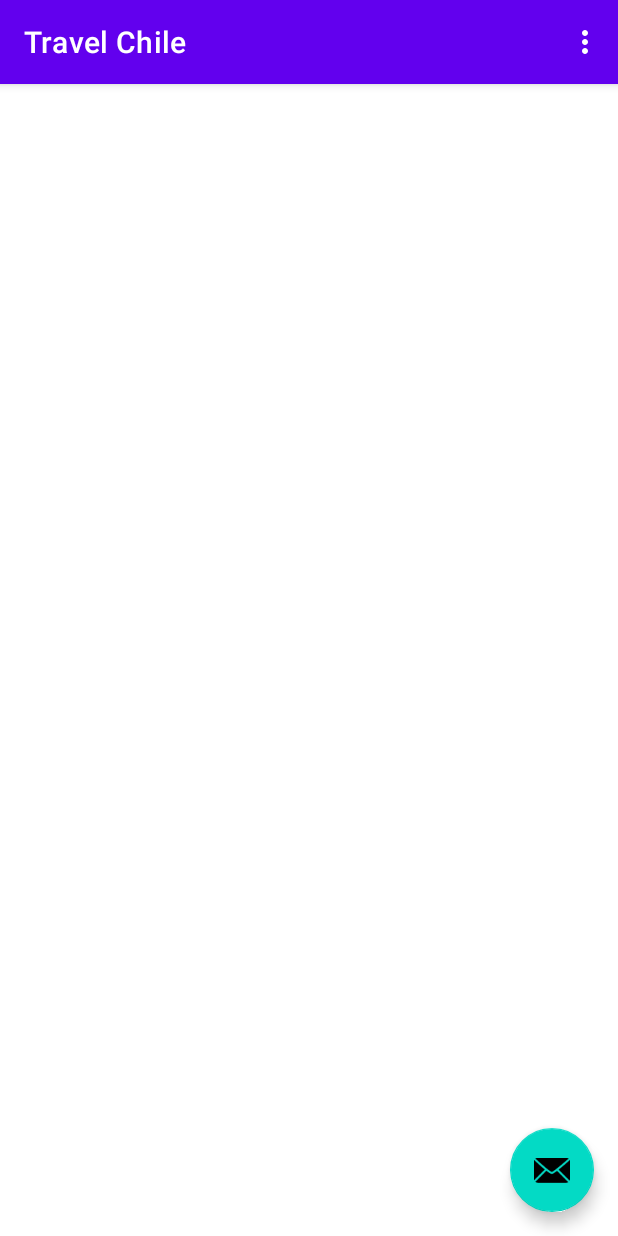
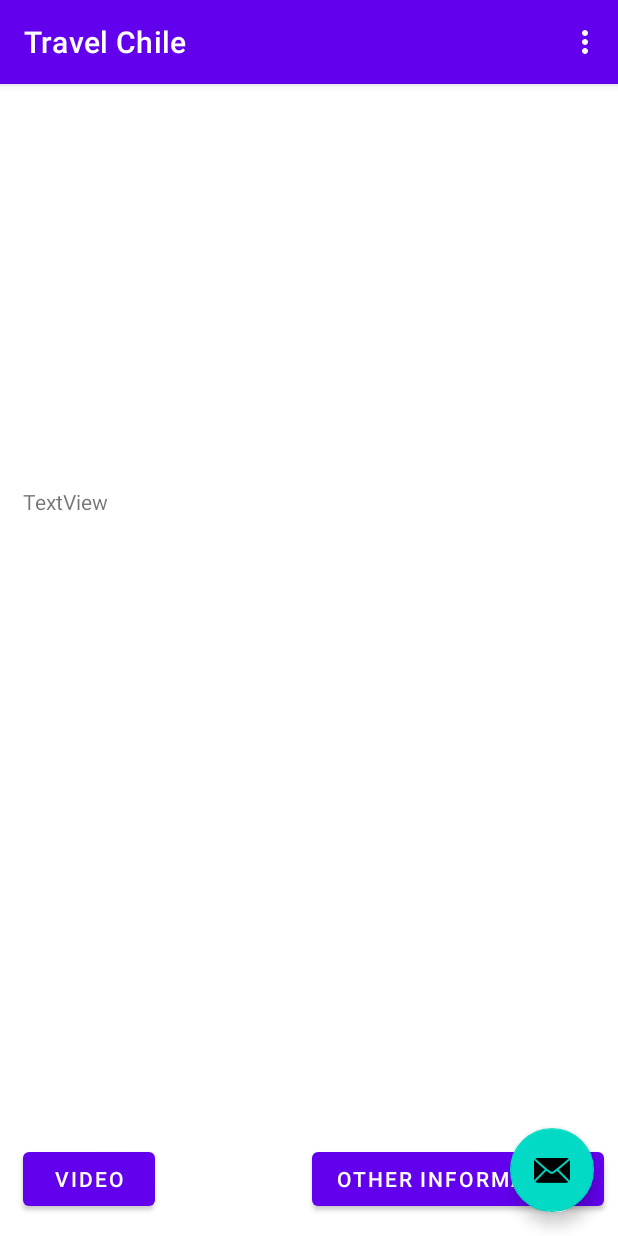
Before and after one commit to Alpccl/TurismoChile, an Android app: the SecondFragment screen opened through its navigation route, on a phone screen of 412 x 824 dp. Run offline under Robolectric (Android 15) with nearby library versions, the phone set to English and light mode, and no system bars; our stand-ins replace Room's generated code; pictures from the network do not load.

Commit message:
Actualizacion de Elementos para App

```diff
--- a/app/src/main/AndroidManifest.xml
+++ b/app/src/main/AndroidManifest.xml
@@ -1,6 +1,10 @@
 <?xml version="1.0" encoding="utf-8"?>
 <manifest xmlns:android="http://schemas.android.com/apk/res/android"
     package="com.example.turismochile">
+
+    <uses-permission android:name="android.permission.INTERNET" />
+
+
 
     <application
         android:allowBackup="true"
--- a/app/src/main/java/com/example/turismochile/FirstFragment.kt
+++ b/app/src/main/java/com/example/turismochile/FirstFragment.kt
@@ -1,34 +1,57 @@
 package com.example.turismochile
 
 import android.os.Bundle
+import android.util.Log
 import androidx.fragment.app.Fragment
 import android.view.LayoutInflater
 import android.view.View
 import android.view.ViewGroup
 import android.widget.Button
+import android.widget.GridLayout
+import androidx.constraintlayout.widget.ConstraintLayout
+import androidx.fragment.app.activityViewModels
+import androidx.lifecycle.Observer
 import androidx.navigation.fragment.findNavController
+import androidx.recyclerview.widget.DividerItemDecoration
+import androidx.recyclerview.widget.GridLayoutManager
 import com.example.turismochile.databinding.FragmentFirstBinding
+import com.example.turismochile.model.adapter.RegionAdapter
+import com.example.turismochile.viewModel.RegionViewModel
 
-/**
- * A simple [Fragment] subclass as the default destination in the navigation.
- */
+
 class FirstFragment : Fragment() {
 
     private lateinit var binding: FragmentFirstBinding
+    private val viewModel : RegionViewModel by activityViewModels()
 
     override fun onCreateView(
             inflater: LayoutInflater, container: ViewGroup?,
             savedInstanceState: Bundle?
     ): View? {
-        // Inflate the layout for this fragment
-        return inflater.inflate(R.layout.fragment_first, container, false)
+      binding = FragmentFirstBinding.inflate(inflater, container, false)
+        return binding.root
     }
 
     override fun onViewCreated(view: View, savedInstanceState: Bundle?) {
         super.onViewCreated(view, savedInstanceState)
 
-        view.findViewById<Button>(R.id.button_first).setOnClickListener {
-            findNavController().navigate(R.id.action_FirstFragment_to_SecondFragment)
-        }
+        val adapter = RegionAdapter()
+        binding.rvRegions.adapter = adapter
+        binding.rvRegions.layoutManager = GridLayoutManager(context,1 )
+
+        viewModel.allRegion.observe(viewLifecycleOwner, Observer {
+            it?.let {
+                adapter.update(it)
+            }
+        })
+
+        adapter.selectedRegion().observe(viewLifecycleOwner, Observer {
+            it?.let {
+                val bundle = Bundle()
+                bundle.putString("id", it.id)
+                findNavController().navigate(R.id.action_FirstFragment_to_SecondFragment, bundle)
+            }
+        })
+
     }
 }
--- a/app/src/main/java/com/example/turismochile/SecondFragment.kt
+++ b/app/src/main/java/com/example/turismochile/SecondFragment.kt
@@ -6,29 +6,45 @@ import android.view.LayoutInflater
 import android.view.View
 import android.view.ViewGroup
 import android.widget.Button
+import androidx.fragment.app.activityViewModels
+import androidx.lifecycle.Observer
 import androidx.navigation.fragment.findNavController
+import com.bumptech.glide.Glide
 import com.example.turismochile.databinding.FragmentSecondBinding
+import com.example.turismochile.viewModel.RegionViewModel
 
-/**
- * A simple [Fragment] subclass as the second destination in the navigation.
- */
+
 class SecondFragment : Fragment() {
 
     private lateinit var binding: FragmentSecondBinding
+    private val viewModel : RegionViewModel by activityViewModels()
+    private var idRegion: String = ""
 
+
+    override fun onCreate(savedInstanceState: Bundle?) {
+        super.onCreate(savedInstanceState)
+        arguments?.let {
+            idRegion = it.getString("id", "")
+        }
+    }
     override fun onCreateView(
             inflater: LayoutInflater, container: ViewGroup?,
             savedInstanceState: Bundle?
     ): View? {
-        // Inflate the layout for this fragment
-        return inflater.inflate(R.layout.fragment_second, container, false)
+        binding = FragmentSecondBinding.inflate(inflater, container, false)
+        return binding.root
     }
 
     override fun onViewCreated(view: View, savedInstanceState: Bundle?) {
         super.onViewCreated(view, savedInstanceState)
 
-        view.findViewById<Button>(R.id.button_second).setOnClickListener {
-            findNavController().navigate(R.id.action_SecondFragment_to_FirstFragment)
-        }
+       /* viewModel.get(idRegion).observe(viewLifecycleOwner, Observer {
+            it?.let {
+                Glide.with(binding.imvTurism2).load(it.).into(binding.imvTurism2)
+                binding.tvTurism2.text = it
+                binding.btVideoTurist2.
+            }
+        })*/
+
     }
 }
--- /dev/null
+++ b/app/src/main/java/com/example/turismochile/model/adapter/RegionAdapter.kt
@@ -0,0 +1,46 @@
+package com.example.turismochile.model.adapter
+
+import android.view.LayoutInflater
+import android.view.View
+import android.view.ViewGroup
+import androidx.lifecycle.LiveData
+import androidx.lifecycle.MutableLiveData
+import androidx.recyclerview.widget.RecyclerView
+import com.bumptech.glide.Glide
+import com.example.turismochile.databinding.RegionItemListBinding
+import com.example.turismochile.model.local.entities.RegionEntity
+
+class RegionAdapter : RecyclerView.Adapter<RegionAdapter.RegionVH>() {
+    private var listRegion = listOf<RegionEntity>()
+    private val selectedRegion = MutableLiveData<RegionEntity>()
+
+    fun update(list: List<RegionEntity>){
+        listRegion = list
+        notifyDataSetChanged()
+    }
+
+    fun selectedRegion(): LiveData<RegionEntity> = selectedRegion
+
+    inner class RegionVH(private val binding: RegionItemListBinding):
+            RecyclerView.ViewHolder(binding.root), View.OnClickListener{
+
+        fun bind(regionid: RegionEntity){
+            binding.tvRegion.text = regionid.id.toString()
+           Glide.with(binding.imVRegion).load(regionid.scrImage).into(binding.imVRegion)
+        }
+        override fun onClick(v: View?) {
+            selectedRegion.value = listRegion[adapterPosition]
+        }
+
+    }
+
+    override fun onCreateViewHolder(parent: ViewGroup, viewType: Int): RegionVH {
+        return RegionVH(RegionItemListBinding.inflate(LayoutInflater.from(parent.context)))
+    }
+
+    override fun onBindViewHolder(holder: RegionVH, position: Int) {
+        holder.bind(listRegion[position])
+    }
+
+    override fun getItemCount() = listRegion.size
+}
--- a/app/src/main/java/com/example/turismochile/model/local/dao/DaoRegion.kt
+++ b/app/src/main/java/com/example/turismochile/model/local/dao/DaoRegion.kt
@@ -6,12 +6,14 @@ import androidx.room.Insert
 import androidx.room.OnConflictStrategy
 import androidx.room.Query
 import com.example.turismochile.model.local.entities.RegionEntity
+import retrofit2.http.GET
 
 
 @Dao
 interface DaoRegion {
     @Insert(onConflict = OnConflictStrategy.REPLACE)
-    suspend fun insertAllRegionList(listRegion: List<RegionEntity>)
+    suspend fun insertListRegion(listRegion: List<RegionEntity>)
+
 
     @Query("SELECT * FROM region_table")
     fun getAllRegionList(): LiveData<List<RegionEntity>>
--- a/app/src/main/java/com/example/turismochile/model/local/dao/DaoTurism.kt
+++ b/app/src/main/java/com/example/turismochile/model/local/dao/DaoTurism.kt
@@ -13,6 +13,6 @@ interface DaoTurism {
     @Insert(onConflict = OnConflictStrategy.REPLACE)
     suspend fun insertAllTurismoList(ListTurist : List<TurismEntity>)
 
-    @Query("SELECT * FROM region_table")
+    @Query("SELECT * FROM turism_table")
     fun getAllTuristList(): LiveData<List<TurismEntity>>
 }
--- a/app/src/main/java/com/example/turismochile/model/local/entities/RegionEntity.kt
+++ b/app/src/main/java/com/example/turismochile/model/local/entities/RegionEntity.kt
@@ -9,6 +9,6 @@ import org.jetbrains.annotations.NotNull
 data class RegionEntity(
     @PrimaryKey
     @NotNull
-    val region: WrapperRegiones,
+    val id: String,
     val scrImage: String
     )
--- a/app/src/main/java/com/example/turismochile/model/local/entities/TurismEntity.kt
+++ b/app/src/main/java/com/example/turismochile/model/local/entities/TurismEntity.kt
@@ -2,7 +2,7 @@ package com.example.turismochile.model.local.entities
 
 import androidx.room.Entity
 import androidx.room.PrimaryKey
-import com.google.gson.annotations.SerializedName
+import com.example.turismochile.model.remote.pojo.WrapperTurismo
 import org.jetbrains.annotations.NotNull
 
 
@@ -10,7 +10,7 @@ import org.jetbrains.annotations.NotNull
 data class TurismEntity(
     @PrimaryKey
     @NotNull
-    val id : String,
+    val id: String,
     val description: String,
     val image: String,
     val video: String
--- a/app/src/main/java/com/example/turismochile/model/remote/ApiInterface.kt
+++ b/app/src/main/java/com/example/turismochile/model/remote/ApiInterface.kt
@@ -1,8 +1,9 @@
 package com.example.turismochile.model.remote
 
-import com.example.turismochile.model.remote.pojo.WrapperRegiones
-import com.example.turismochile.model.remote.pojo.WrapperTurismo
-import okhttp3.Response
+
+import com.example.turismochile.model.remote.pojo.Regionespojo
+import retrofit2.Response
+
 import retrofit2.http.GET
 
 
@@ -10,9 +11,6 @@ import retrofit2.http.GET
 interface ApiInterface {
 
 @GET("regiones")
-suspend fun fetchRegionsList(): Response<WrapperRegiones>
-
-    @GET("regiones")
-suspend fun fetchTurismoList(): Response<WrapperTurismo>
+suspend fun fetchRegionsList(): Response<Regionespojo>
 
 }
--- a/app/src/main/java/com/example/turismochile/model/remote/Mapper.kt
+++ b/app/src/main/java/com/example/turismochile/model/remote/Mapper.kt
@@ -5,8 +5,9 @@ import com.example.turismochile.model.local.entities.TurismEntity
 import com.example.turismochile.model.remote.pojo.Regionespojo
 
 fun fromInternetToRegionEntity(wrapper: Regionespojo): List<RegionEntity>{
-    return wrapper.regiones.map { RegionEntity(region = it)}
+    return wrapper.wrapperRegiones.map { RegionEntity(id = it.id, scrImage = it.image) }
 }
 fun fromInternetToTuristEntity(wrapper: Regionespojo): List<TurismEntity>{
-    return wrapper.wrapperTurismo.map{ TurismEntity(id = it)}
+    return wrapper.wrapperTurismo.map { TurismEntity(id = it.id, description = it.description,
+        image = it.image, video = it.video) }
 }
--- a/app/src/main/java/com/example/turismochile/model/remote/pojo/WrapperTurismo.kt
+++ b/app/src/main/java/com/example/turismochile/model/remote/pojo/WrapperTurismo.kt
@@ -5,10 +5,10 @@ import com.google.gson.annotations.SerializedName
 
 data class WrapperTurismo(
 
+    @SerializedName("id")
+    val id: String,
     @SerializedName("description")
     val description: String,
-    @SerializedName("id")
-    val id: String,
     @SerializedName("image")
     val image: String,
     @SerializedName("Video")
--- /dev/null
+++ b/app/src/main/java/com/example/turismochile/viewModel/RegionViewModel.kt
@@ -0,0 +1,42 @@
+package com.example.turismochile.viewModel
+
+import android.app.Application
+import androidx.lifecycle.AndroidViewModel
+import androidx.lifecycle.LiveData
+import androidx.lifecycle.viewModelScope
+import com.example.turismochile.model.local.RegionDatabase
+import com.example.turismochile.model.RegionRepository
+import com.example.turismochile.model.local.entities.RegionEntity
+import com.example.turismochile.model.local.entities.TurismEntity
+import kotlinx.coroutines.launch
+
+ class RegionViewModel (application: Application): AndroidViewModel(application) {
+
+private val repository : RegionRepository
+val allRegion: LiveData<List<RegionEntity>>
+val allTurist: LiveData<List<TurismEntity>>
+
+init {
+    val db = RegionDatabase.getDataBase(application)
+    val daoRegion = db.daoRegion()
+    val daoTurism = db.daoTurism()
+    repository = RegionRepository(daoRegion, daoTurism)
+    allRegion = repository.regionList
+    allTurist = repository.turismList
+    viewModelScope.launch {
+        repository.fetchRegion()
+    }
+}
+
+    fun getRegionList(): LiveData<List<RegionEntity>> = repository.regionList
+
+    private var regionSelected : String = ""
+
+    fun getRegionByRegionFromInternet(region : String) = viewModelScope.launch {
+        regionSelected = region
+        repository.fetchRegion()
+    }
+
+
+     fun getInformationTurism(): LiveData<List<TurismEntity>> = repository.turismList
+}
--- a/app/src/main/res/layout/fragment_second.xml
+++ b/app/src/main/res/layout/fragment_second.xml
@@ -6,12 +6,44 @@
     android:layout_height="match_parent"
     tools:context=".SecondFragment">
 
-    <androidx.recyclerview.widget.RecyclerView
-        android:id="@+id/rv_information"
-        android:layout_width="match_parent"
-        android:layout_height="match_parent"
-        app:layout_constraintBottom_toBottomOf="parent"
+    <ImageView
+        android:id="@+id/imv_turism2"
+        android:layout_width="0dp"
+        android:layout_height="0dp"
+        android:layout_marginStart="2dp"
+        android:layout_marginEnd="2dp"
+        android:layout_marginBottom="8dp"
+        app:layout_constraintBottom_toTopOf="@+id/tv_turism2"
         app:layout_constraintEnd_toEndOf="parent"
         app:layout_constraintStart_toStartOf="parent"
-        app:layout_constraintTop_toTopOf="parent" />
+        app:layout_constraintTop_toTopOf="parent"
+        tools:srcCompat="@tools:sample/backgrounds/scenic" />
+
+    <TextView
+        android:id="@+id/tv_turism2"
+        android:layout_width="386dp"
+        android:layout_height="437dp"
+        android:layout_marginBottom="62dp"
+        android:text="TextView"
+        app:layout_constraintBottom_toBottomOf="parent"
+        app:layout_constraintEnd_toStartOf="@+id/bt_other_turist2"
+        app:layout_constraintStart_toStartOf="@+id/bt_other_turist2" />
+
+    <Button
+        android:id="@+id/bt_video_turist2"
+        android:layout_width="wrap_content"
+        android:layout_height="wrap_content"
+        android:text="@string/video"
+        app:layout_constraintStart_toStartOf="@+id/tv_turism2"
+        app:layout_constraintTop_toBottomOf="@+id/tv_turism2" />
+
+    <Button
+        android:id="@+id/bt_other_turist2"
+        android:layout_width="wrap_content"
+        android:layout_height="wrap_content"
+        android:layout_marginEnd="9dp"
+        android:text="@string/other_information"
+        app:layout_constraintEnd_toEndOf="parent"
+        app:layout_constraintTop_toBottomOf="@+id/tv_turism2" />
+
 </androidx.constraintlayout.widget.ConstraintLayout>
```
Also changed, not shown: app/src/main/java/com/example/turismochile/model/RegionRepository.kt (+19 -21 lines), app/src/main/java/com/example/turismochile/viewModel/regionViewModel.kt (deleted, +0 -29 lines), app/src/main/res/layout/region_item_description.xml (deleted, +0 -52 lines), app/src/main/res/layout/region_item_list.xml (+6 -6 lines).
